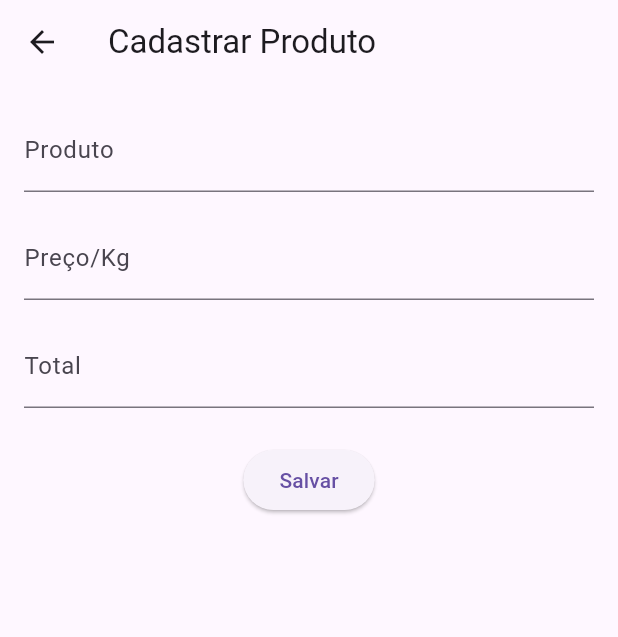
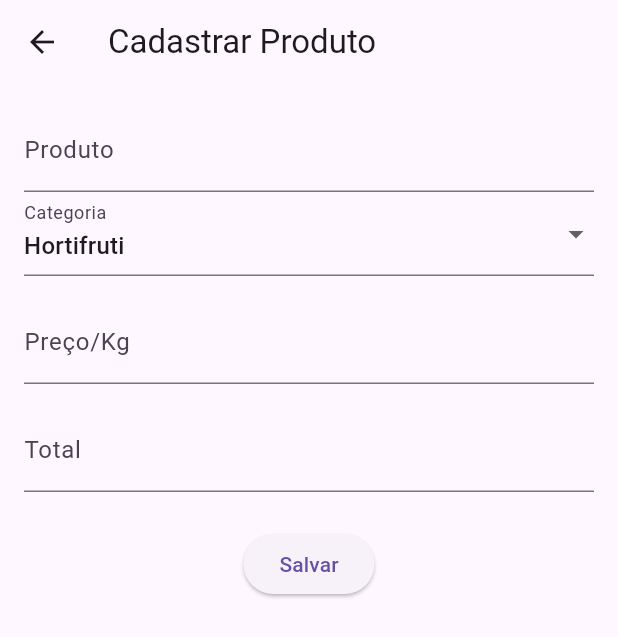
Before and after one commit to dantecbrasil-arch/smartcompre, a Flutter app: the CadastroItemScreen screen opened directly with empty values, on a phone screen of 412 x 824 dp. Shown: the top 637 px of the screen. Run offline on Flutter 3.47's test engine with Material 3 defaults, Android fonts, the phone set to English and light mode, and no system bars; our stand-ins replace camera, image_picker, shared_preferences; missing offline and left inert: google_mlkit_text_recognition; accounts and stored records are empty.

Commit message:
Adiciona categoria na tela de correcao OCR

```diff
--- a/lib/models/item_compra.dart
+++ b/lib/models/item_compra.dart
@@ -1,10 +1,12 @@
 class ItemCompra {
   final String produto;
+  final String categoria;
   final double? precoKg;
   final double? total;
 
   ItemCompra({
     required this.produto,
+    required this.categoria,
     this.precoKg,
     this.total,
   });
--- a/lib/screens/cadastro_item_screen.dart
+++ b/lib/screens/cadastro_item_screen.dart
@@ -28,6 +28,8 @@ class CadastroItemScreen extends StatelessWidget {
       text: total?.toString() ?? '',
     );
 
+    String categoriaSelecionada = 'Hortifruti';
+
     return Scaffold(
       appBar: AppBar(
         title: const Text('Cadastrar Produto'),
@@ -41,6 +43,48 @@ class CadastroItemScreen extends StatelessWidget {
   decoration: const InputDecoration(
     labelText: 'Produto',
   ),
+),
+
+DropdownButtonFormField<String>(
+  value: categoriaSelecionada,
+  decoration: const InputDecoration(
+    labelText: 'Categoria',
+  ),
+  items: const [
+    DropdownMenuItem(
+      value: 'Mercearia',
+      child: Text('Mercearia'),
+    ),
+    DropdownMenuItem(
+      value: 'Laticínios',
+      child: Text('Laticínios'),
+    ),
+    DropdownMenuItem(
+      value: 'Carnes',
+      child: Text('Carnes'),
+    ),
+    DropdownMenuItem(
+      value: 'Bebidas',
+      child: Text('Bebidas'),
+    ),
+    DropdownMenuItem(
+      value: 'Limpeza',
+      child: Text('Limpeza'),
+    ),
+    DropdownMenuItem(
+      value: 'Hortifruti',
+      child: Text('Hortifruti'),
+    ),
+    DropdownMenuItem(
+      value: 'Farmácia',
+      child: Text('Farmácia'),
+    ),
+    DropdownMenuItem(
+      value: 'Outros',
+      child: Text('Outros'),
+    ),
+  ],
+  onChanged: (value) {},
 ),
 
 const SizedBox(height: 16),
@@ -73,6 +117,7 @@ TextField(
               onPressed: () {
                 final item = ItemCompra(
                   produto: produtoController.text,
+                  categoria: 'Hortifruti',
                   precoKg: double.tryParse(
                     precoController.text
                         .replaceAll(',', '.')
```
